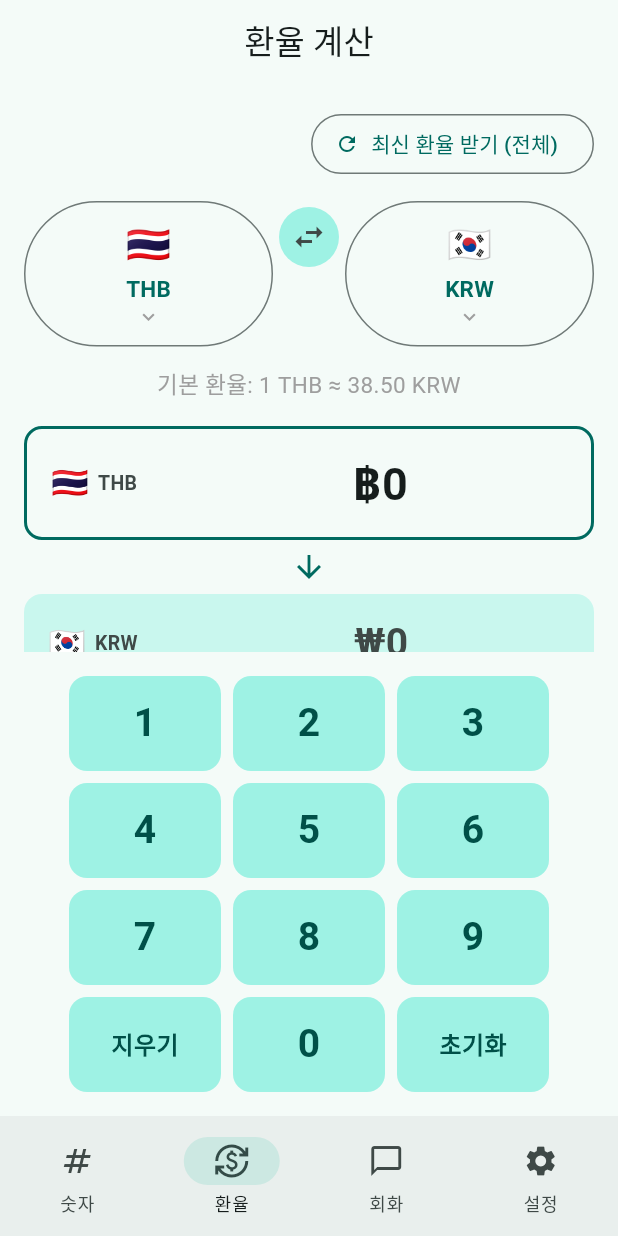
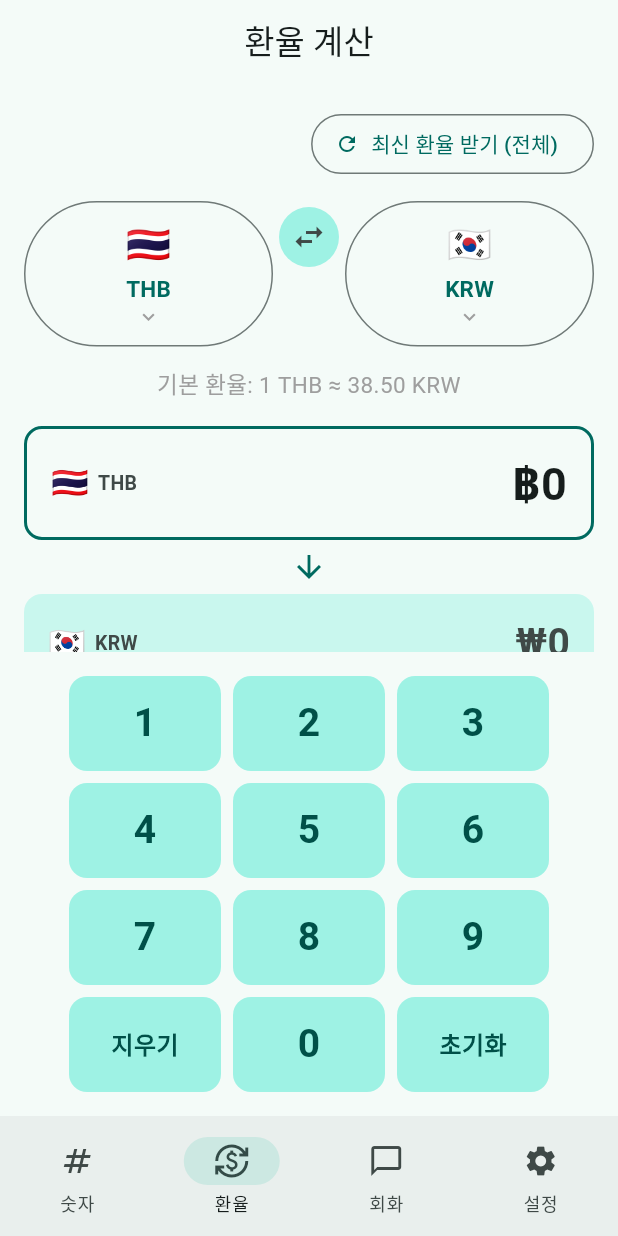
Before and after one commit to ilyoon98/TravelHelper, a Flutter app: the screen it shows after launch, item 2 of the bottom bar chosen, on a phone screen of 412 x 824 dp. Run offline on Flutter 3.47's test engine with Material 3 defaults, Android fonts, the phone set to English and light mode, and no system bars; our stand-ins replace google_mobile_ads, shared_preferences; network calls fail.

Commit message:
Fix truncated amount in currency boxes
A Spacer next to the Flexible amount split the free width in half, so
long results were cut with an ellipsis. Let the amount take all the free
width and scale down instead of truncating. Bump to 0.3.3.

Co-Authored-By: Claude Opus 5.5 <noreply@anthropic.com>

```diff
--- a/lib/screens/currency_tab.dart
+++ b/lib/screens/currency_tab.dart
@@ -430,17 +430,20 @@ class _AmountBox extends StatelessWidget {
             currency,
             style: TextStyle(fontSize: 13, color: scheme.onSurfaceVariant, fontWeight: FontWeight.w600),
           ),
-          const Spacer(),
-          Flexible(
+          const SizedBox(width: 12),
+          Expanded(
+            child: FittedBox(
+              fit: BoxFit.scaleDown,
+              alignment: Alignment.centerRight,
               child: Text(
                 text,
+                maxLines: 1,
                 style: TextStyle(
                   fontSize: isInput ? 30 : 26,
                   fontWeight: FontWeight.bold,
                   color: isInput ? scheme.onSurface : scheme.onSurfaceVariant,
                 ),
-              textAlign: TextAlign.right,
-              overflow: TextOverflow.ellipsis,
+              ),
             ),
           ),
         ],
--- a/pubspec.yaml
+++ b/pubspec.yaml
@@ -16,7 +16,7 @@ publish_to: 'none' # Remove this line if you wish to publish to pub.dev
 # https://developer.apple.com/library/archive/documentation/General/Reference/InfoPlistKeyReference/Articles/CoreFoundationKeys.html
 # In Windows, build-name is used as the major, minor, and patch parts
 # of the product and file versions while build-number is used as the build suffix.
-version: 0.3.2+4
+version: 0.3.3+5
 
 environment:
   sdk: ^3.13.3
```
Lines whose indentation alone changed are shown as unchanged.
